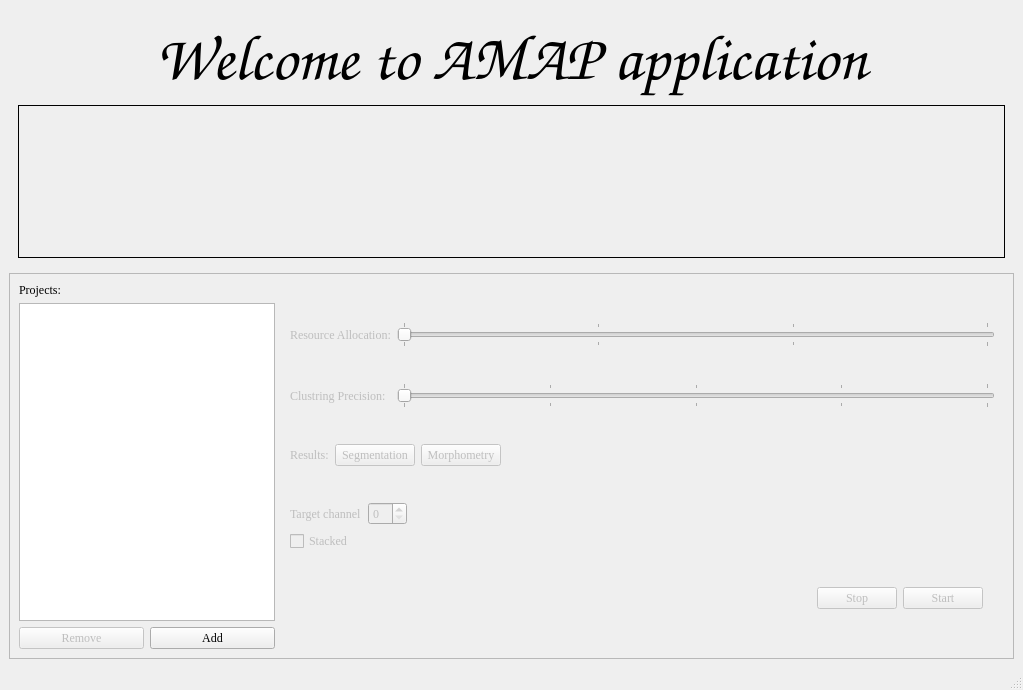
First picture: the form in src/ui/main_window.ui, repository bozeklab/amap-app, before the edit.
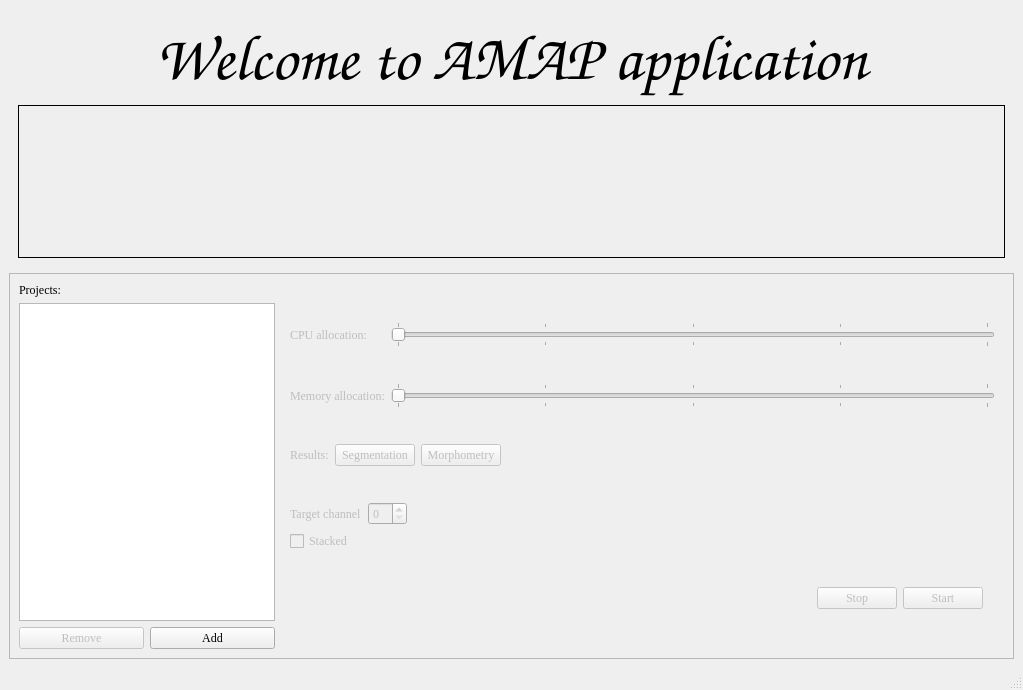
Second picture: the form after the edit. Icons and pictures are not drawn.

```diff
--- a/src/ui/main_window.ui
+++ b/src/ui/main_window.ui
@@ -191,7 +191,7 @@
                <bool>false</bool>
               </property>
               <property name="text">
-               <string>Clustring Precision:</string>
+               <string>Memory allocation:</string>
               </property>
              </widget>
             </item>
@@ -251,7 +251,7 @@
                <bool>false</bool>
               </property>
               <property name="text">
-               <string>Resource Allocation:</string>
+               <string>CPU allocation:</string>
               </property>
              </widget>
             </item>
@@ -283,7 +283,7 @@
                <bool>false</bool>
               </property>
               <property name="maximum">
-               <number>3</number>
+               <number>4</number>
               </property>
               <property name="value">
                <number>0</number>
```
Left out of the diff: 8 changed lines with no effect on the pictures.
